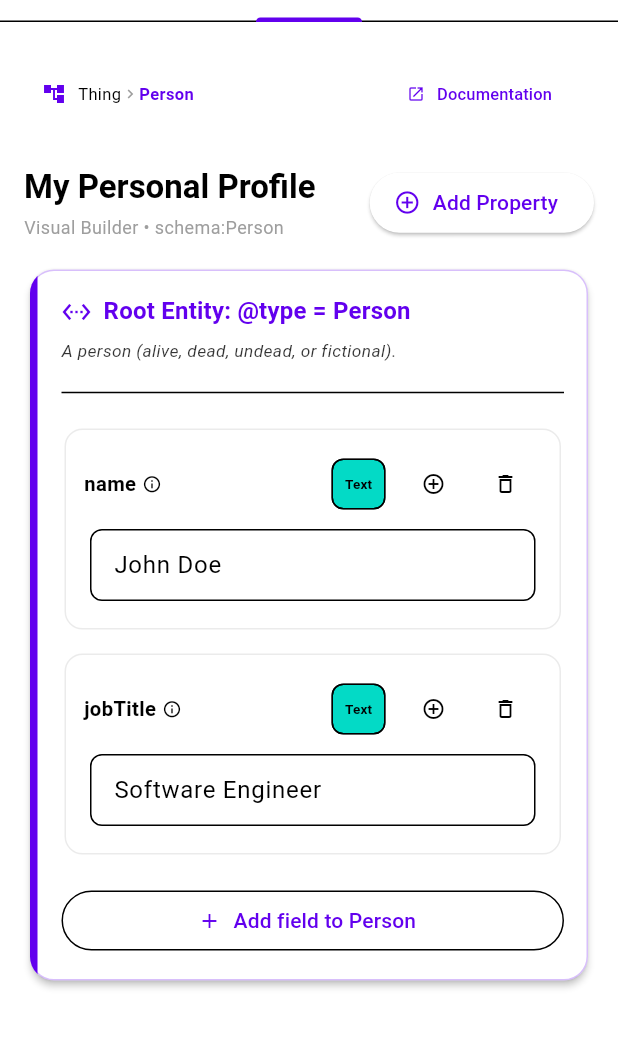
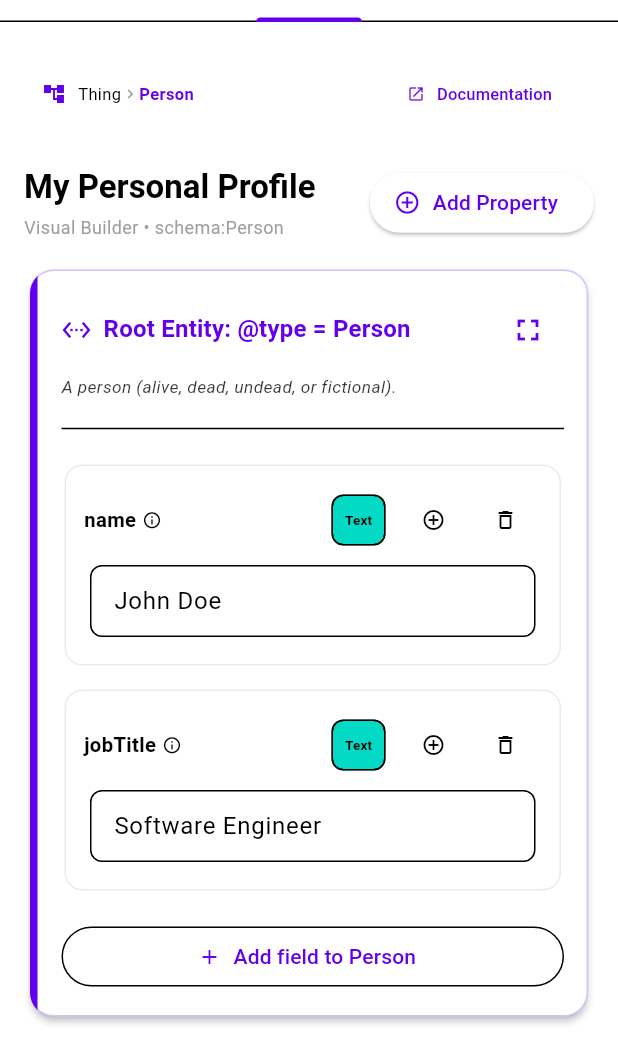
Before and after one commit to mg3994/remove_nowa_schema_jsonld, a Flutter app: the screen it shows after launch, tab 2 chosen, on a phone screen of 412 x 824 dp, the part 173-1236 px from its top. Run offline on Flutter 3.47's test engine with Material 3 defaults, Android fonts, the phone set to English and light mode, and no system bars; our stand-ins replace dio, drift, drift_flutter, go_router, shared_preferences; missing offline and left inert: dart:html, downloadsfolder; accounts and stored records are empty; generated files the repository leaves out were written again; network calls fail.

Commit message:
feat: implement fullscreen workspace toggle on root entity card
- Add _isFullScreenWorkspace state variable and toggle handler
- Dynamically hide appBar, drawer, sidebars, and tab navigation in fullscreen mode
- Add fullscreen / exit-fullscreen IconButton directly to Root Entity Card header row

Co-authored-by: mg3994 <126542773+mg3994@users.noreply.github.com>

```diff
--- a/lib/pages/home_page.dart
+++ b/lib/pages/home_page.dart
@@ -41,6 +41,7 @@ class _HomePageState extends State<HomePage> {
   String _markupSearchQuery = '';
 
   bool _showTreeView = false;
+  bool _isFullScreenWorkspace = false;
 
   final ScrollController _workspaceVerticalController = ScrollController();
   final ScrollController _workspaceHorizontalController = ScrollController();
@@ -168,7 +169,9 @@ class _HomePageState extends State<HomePage> {
     final isWide = MediaQuery.of(context).size.width >= 1100;
     return Scaffold(
       key: _scaffoldKey,
-      drawer: Drawer(
+      drawer: _isFullScreenWorkspace
+          ? null
+          : Drawer(
         child: Column(
           children: [
              Container(
@@ -441,7 +444,9 @@ class _HomePageState extends State<HomePage> {
           ],
         ),
       ),
-      appBar: AppBar(
+      appBar: _isFullScreenWorkspace
+          ? null
+          : AppBar(
          automaticallyImplyLeading: false,
         title: Row(
           children: [
@@ -528,7 +533,13 @@ class _HomePageState extends State<HomePage> {
       ),
       body: appState.rootEntity == null
           ? const Center(child: CircularProgressIndicator())
-          : LayoutBuilder(
+          : _isFullScreenWorkspace
+              ? SafeArea(
+                  child: _showTreeView
+                      ? _buildTreeViewWorkspace(appState)
+                      : _buildWorkspace(appState),
+                )
+              : LayoutBuilder(
               builder: (context, constraints) {
                 if (isWide) {
                   return Row(
@@ -1095,6 +1106,24 @@ class _HomePageState extends State<HomePage> {
                       ),
                     ),
                     const SizedBox(width: 8.0),
+                    if (isRoot)
+                      IconButton(
+                        icon: Icon(
+                          _isFullScreenWorkspace
+                              ? Icons.fullscreen_exit
+                              : Icons.fullscreen,
+                          color: Theme.of(context).colorScheme.primary,
+                          size: 24.0,
+                        ),
+                        tooltip: _isFullScreenWorkspace
+                            ? 'Exit Fullscreen Mode'
+                            : 'Enter Fullscreen Mode',
+                        onPressed: () {
+                          setState(() {
+                            _isFullScreenWorkspace = !_isFullScreenWorkspace;
+                          });
+                        },
+                      ),
                     if (!isRoot)
                       IconButton(
                         icon: const Icon(
```
